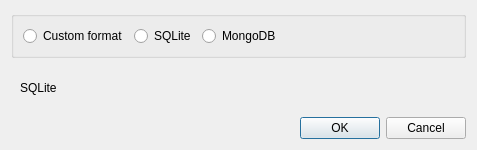
Old version of the form project/database/desktop_client/Dialogs/SaveDatabaseDialog.ui in the repository VitaliiDemediuk/InformationTechnology.
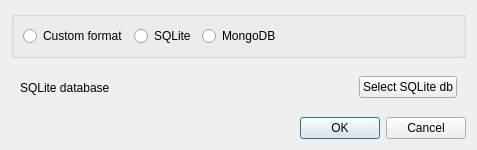
New version of the form. The open tabs and pages were chosen to show the change.

Commit message: SqlLite. Save database ui & logic

Patch:
```diff
--- a/project/database/desktop_client/Dialogs/SaveDatabaseDialog.ui
+++ b/project/database/desktop_client/Dialogs/SaveDatabaseDialog.ui
@@ -104,7 +104,27 @@
        <item>
         <widget class="QLabel" name="label_3">
          <property name="text">
-          <string>SQLite</string>
+          <string>SQLite database</string>
+         </property>
+        </widget>
+       </item>
+       <item>
+        <spacer name="sqlitePageSpacer">
+         <property name="orientation">
+          <enum>Qt::Horizontal</enum>
+         </property>
+         <property name="sizeHint" stdset="0">
+          <size>
+           <width>194</width>
+           <height>20</height>
+          </size>
+         </property>
+        </spacer>
+       </item>
+       <item>
+        <widget class="QPushButton" name="selectSqliteDbBtn">
+         <property name="text">
+          <string>Select SQLite db</string>
          </property>
         </widget>
        </item>
```
Left out of the diff: 4 changed lines with no effect on the pictures. The commit also changes 4 other files.
